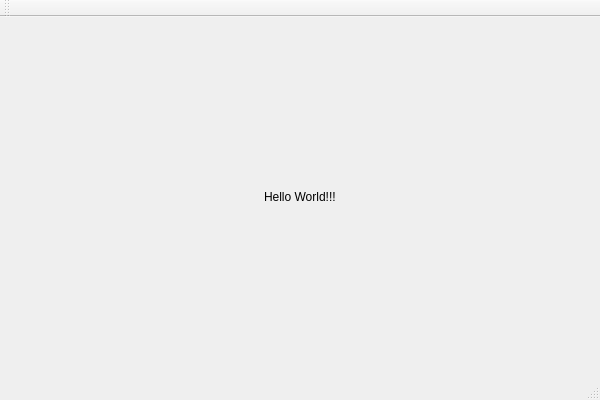
Before: the Qt Designer form RTOS_Elevator/RTOS_Elevator.ui in wmokrogulski/SOCR_Winda, drawn with Qt 5.
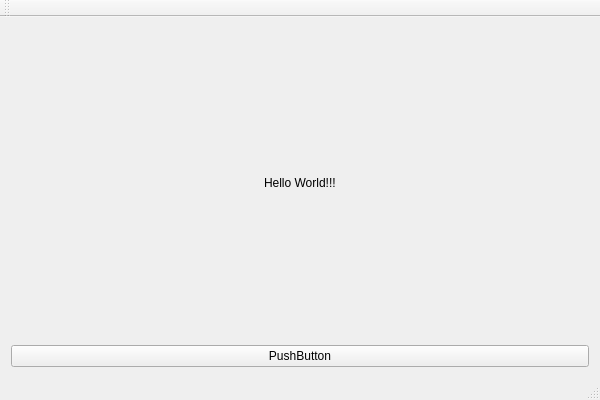
After: the same form once the commit is applied.

The edit to the form file:
```diff
--- a/RTOS_Elevator/RTOS_Elevator.ui
+++ b/RTOS_Elevator/RTOS_Elevator.ui
@@ -22,6 +22,13 @@
       </property>
      </widget>
     </item>
+    <item row="1" column="0">
+     <widget class="QPushButton" name="pushButton">
+      <property name="text">
+       <string>PushButton</string>
+      </property>
+     </widget>
+    </item>
    </layout>
   </widget>
   <widget class="QMenuBar" name="menuBar">
```
